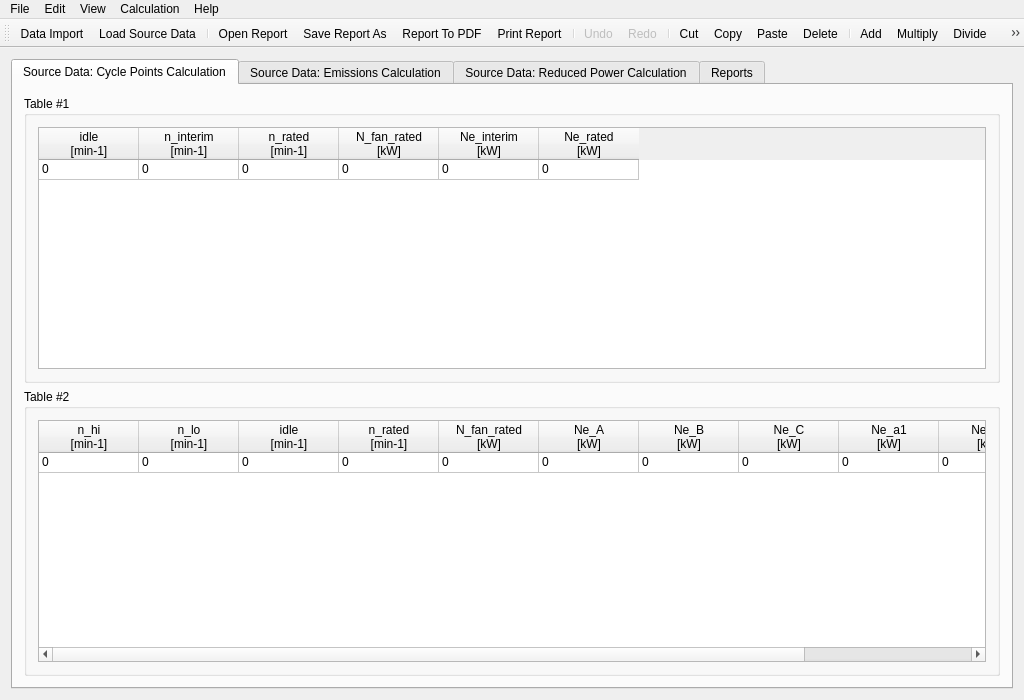
pa23/r49, file Qr49/qr49.ui: the form before one commit.
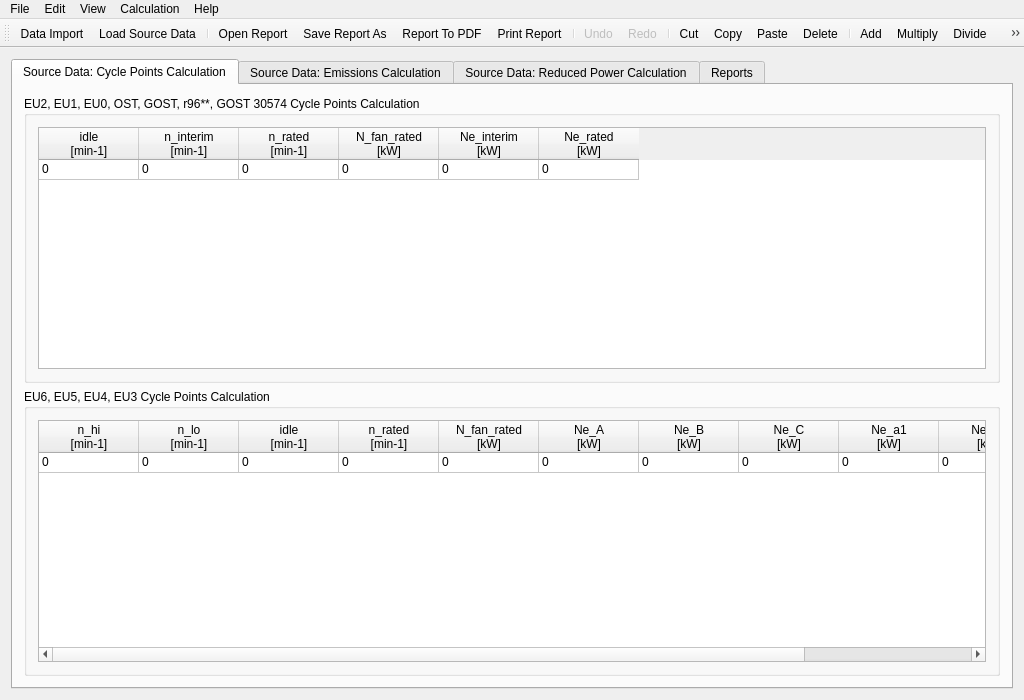
The form after the commit. The open tabs and pages were chosen to show the change. Icons and pictures are not drawn.

Commit message: CalculationWizard stores calculation options in session.

```diff
--- a/Qr49/qr49.ui
+++ b/Qr49/qr49.ui
@@ -48,12 +48,9 @@
          <layout class="QVBoxLayout" name="verticalLayout_10">
           <item>
            <widget class="QGroupBox" name="groupBox_SrcDataEU0">
-            <property name="toolTip">
+            <property name="title">
              <string>EU2, EU1, EU0, OST, GOST, r96**, GOST 30574 Cycle Points Calculation</string>
             </property>
-            <property name="title">
-             <string>Table #1</string>
-            </property>
             <layout class="QVBoxLayout" name="verticalLayout_5">
              <item>
               <widget class="QTableWidget" name="tableWidget_SrcDataEU0">
@@ -150,12 +147,9 @@
           </item>
           <item>
            <widget class="QGroupBox" name="groupBox_SrcDataEU3">
-            <property name="toolTip">
+            <property name="title">
              <string>EU6, EU5, EU4, EU3 Cycle Points Calculation</string>
             </property>
-            <property name="title">
-             <string>Table #2</string>
-            </property>
             <layout class="QVBoxLayout" name="verticalLayout_4">
              <item>
               <widget class="QTableWidget" name="tableWidget_SrcDataEU3">
```
Left out of the diff: 10 changed lines with no effect on the pictures. The commit also changes 2 other files.
